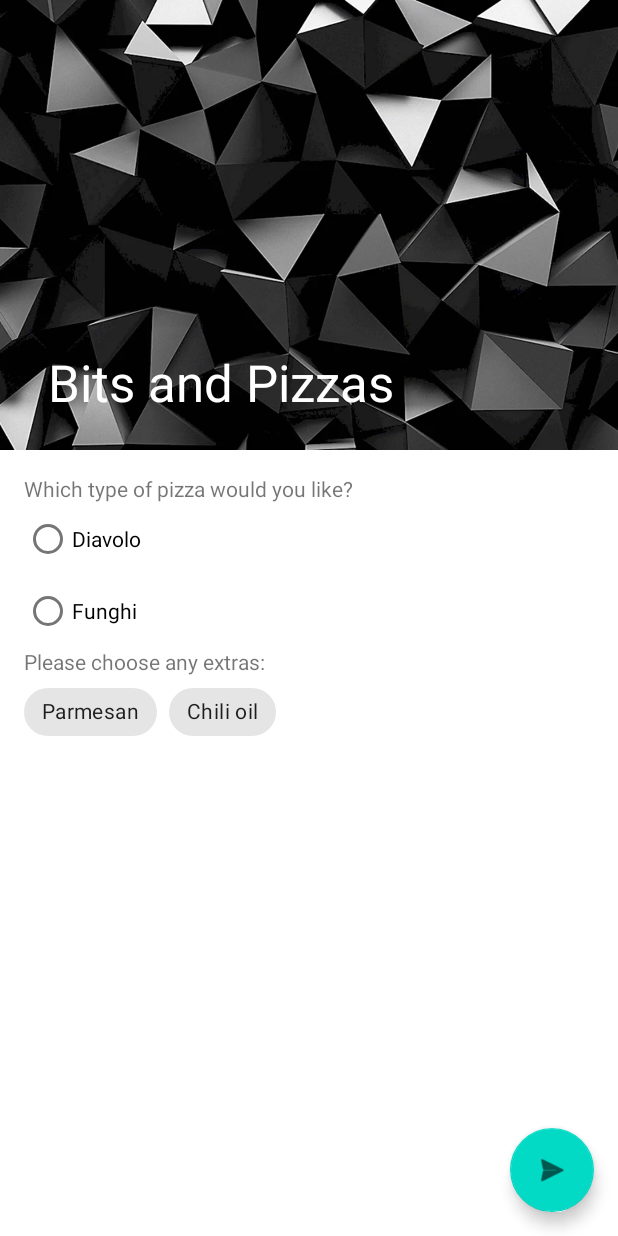
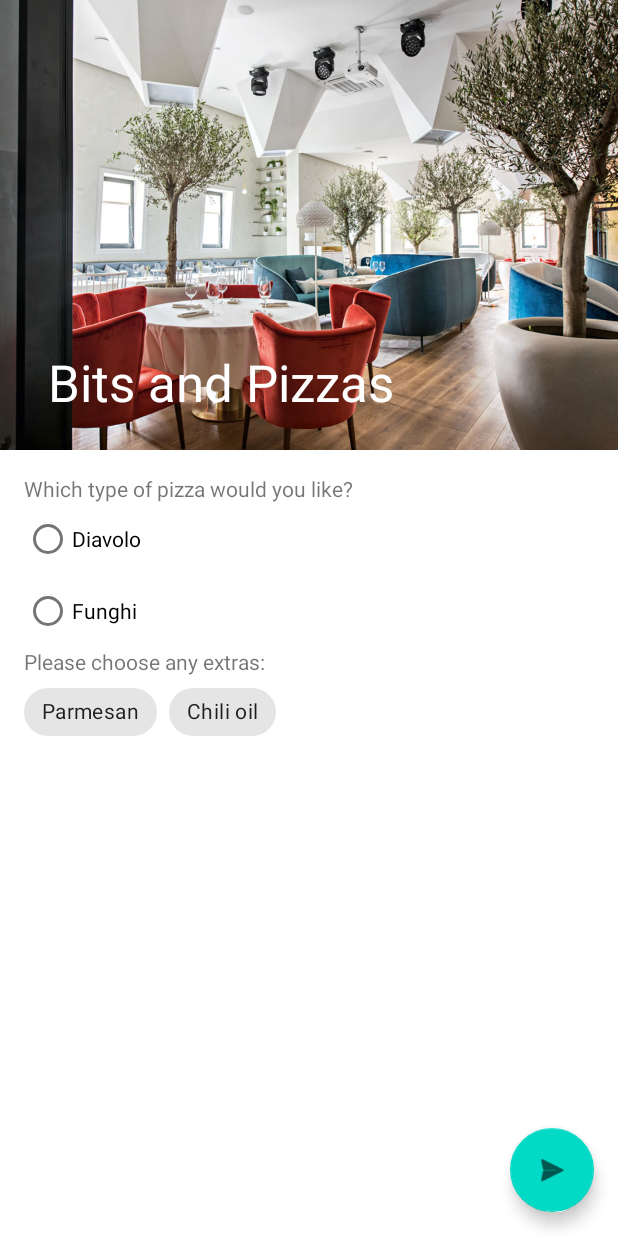
Before and after one commit to ErbKqlx/Bits_and_Pizzas_binding, an Android app: the screen it shows after launch (MainActivity), on a phone screen of 412 x 824 dp. Run offline under Robolectric (Android 15) with nearby library versions, the phone set to English and light mode, and no system bars.

Commit message:
Изменение изображения

```diff
--- a/app/src/main/res/layout/fragment_order.xml
+++ b/app/src/main/res/layout/fragment_order.xml
@@ -21,7 +21,7 @@
                 android:layout_width="match_parent"
                 android:layout_height="match_parent"
                 android:scaleType="centerCrop"
-                android:src="@drawable/image"
+                android:src="@drawable/restaurant"
                 app:layout_collapseMode="parallax"/>
 
             <com.google.android.material.appbar.MaterialToolbar
```
Also changed, not shown: app/src/main/res/drawable/image.webp (deleted), app/src/main/res/drawable/restaurant.webp (added).
